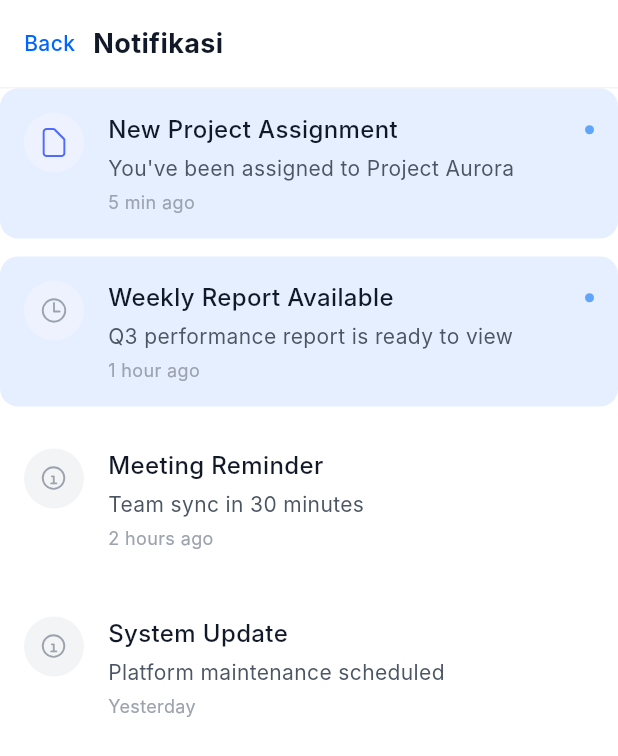
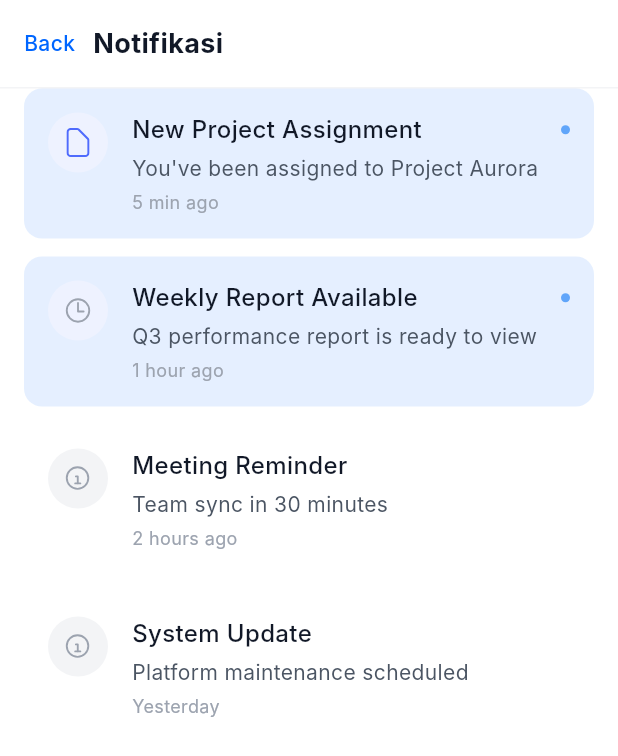
Before and after one commit to SSWADigital/RichzSpot-Mobile-New, a Flutter app: the NotificationScreen screen opened directly, on a phone screen of 412 x 824 dp. Shown: the top 756 px of the screen. Run offline on Flutter 3.47's test engine with Material 3 defaults, Android fonts, the phone set to English and light mode, and no system bars; our stand-ins replace camera, flutter_svg, image_picker, shared_preferences; accounts and stored records are empty; network calls fail; Roboto replaces fonts that are missing (Inter).

Commit message:
notification

```diff
--- a/lib/feautures/notification/widgets/notification_item.dart
+++ b/lib/feautures/notification/widgets/notification_item.dart
@@ -28,7 +28,9 @@ Widget build(BuildContext context) {
       ? AppColors.primary.withOpacity(0.1)
       : AppColors.surface;
 
-  return Container(
+  return Padding(
+    padding: const EdgeInsets.symmetric(horizontal: 16),
+    child: Container(
       margin: const EdgeInsets.only(bottom: 12),
       child: Material(
         color: backgroundColor,
@@ -115,6 +117,7 @@ Widget build(BuildContext context) {
           ),
         ),
       ),
+    ),
   );
 }
 }
```
Also changed, not shown: lib/feautures/notification/notification_screen.dart (+10 -1 lines), 12 other files. Lines whose indentation alone changed are shown as unchanged.
